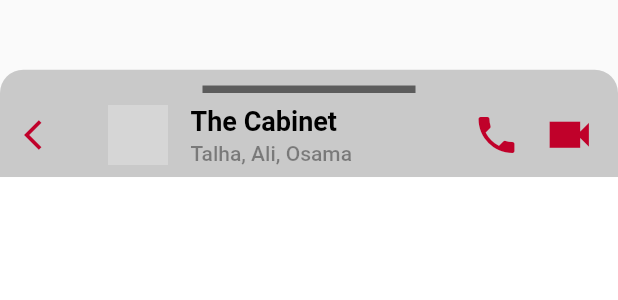
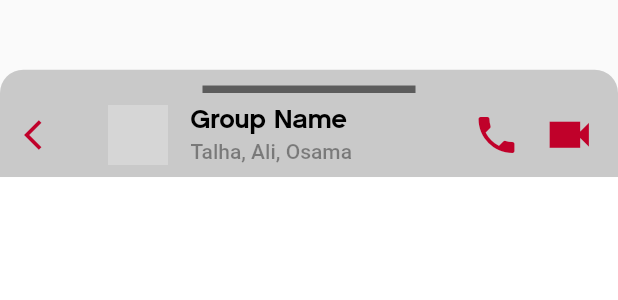
Before and after one commit to ihassanjavaid/chat-app-bloc, a Flutter app: the ChatContainer widget shown alone on an empty page, opened directly, on a phone screen of 412 x 824 dp. Shown: the part 128-428 px from the top of the screen. Run offline on Flutter 3.47's test engine with Material 2 defaults, Android fonts, the phone set to English and light mode, and no system bars; our stand-ins replace bloc, cloud_firestore, connectivity, firebase_auth, firebase_core, firebase_messaging and 7 more; missing offline and left inert: apple_sign_in; accounts and stored records are empty; network calls fail; grey boxes are pictures that could not be loaded.

Commit message:
UI update

```diff
--- a/lib/src/ui/widgets/chat_container.dart
+++ b/lib/src/ui/widgets/chat_container.dart
@@ -124,11 +124,13 @@ class ChatContainer extends StatelessWidget {
                   crossAxisAlignment: CrossAxisAlignment.start,
                   children: <Widget>[
                     Text(
-                      'The\tCabinet',
+                      'Group\tName',
                       style: TextStyle(
                           fontSize: 18,
-                          fontWeight: FontWeight.bold,
-                          color: Colors.black),
+                          //fontWeight: FontWeight.bold,
+                          color: Colors.black,
+                          fontFamily: 'CM Sans Serif'
+                      ),
                     ),
                     SizedBox(
                       height: 3,
--- a/pubspec.yaml
+++ b/pubspec.yaml
@@ -85,3 +85,8 @@ flutter:
   #
   # For details regarding fonts from package dependencies,
   # see https://flutter.dev/custom-fonts/#from-packages
+
+  fonts:
+    - family: CM Sans Serif
+      fonts:
+        - asset: assets/fonts/cm_sans_serif_2012.ttf
```
Also changed, not shown: lib/src/ui/main_screen.dart (+44 -3 lines), assets/fonts/cm_sans_serif_2012.ttf (added).
